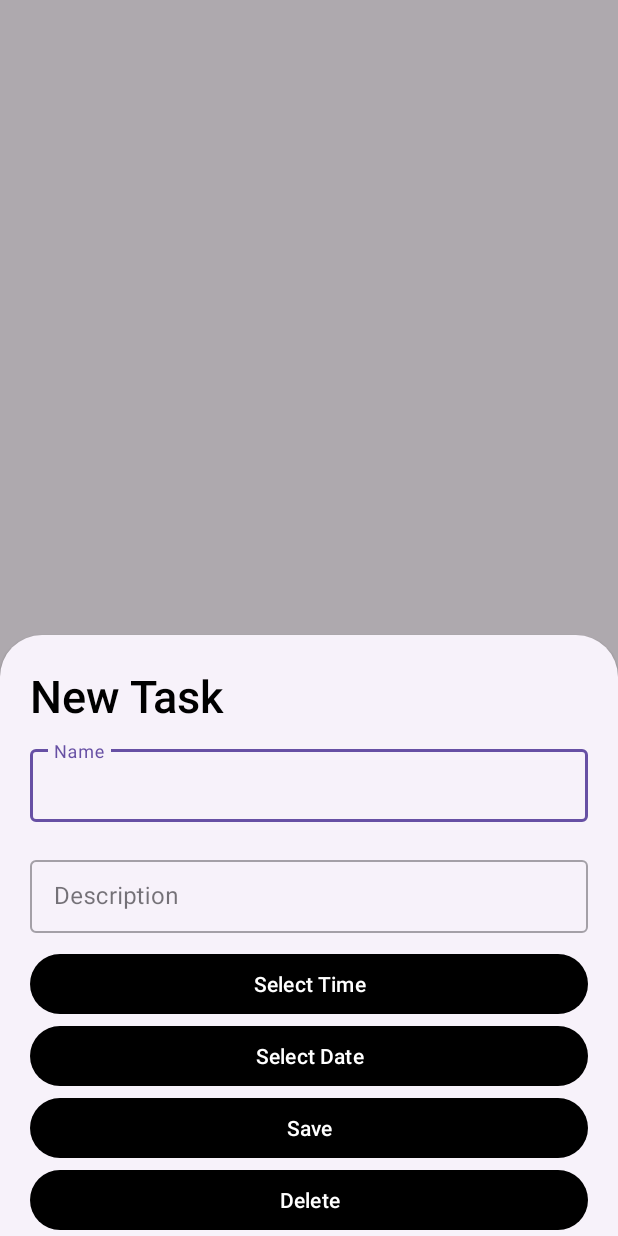
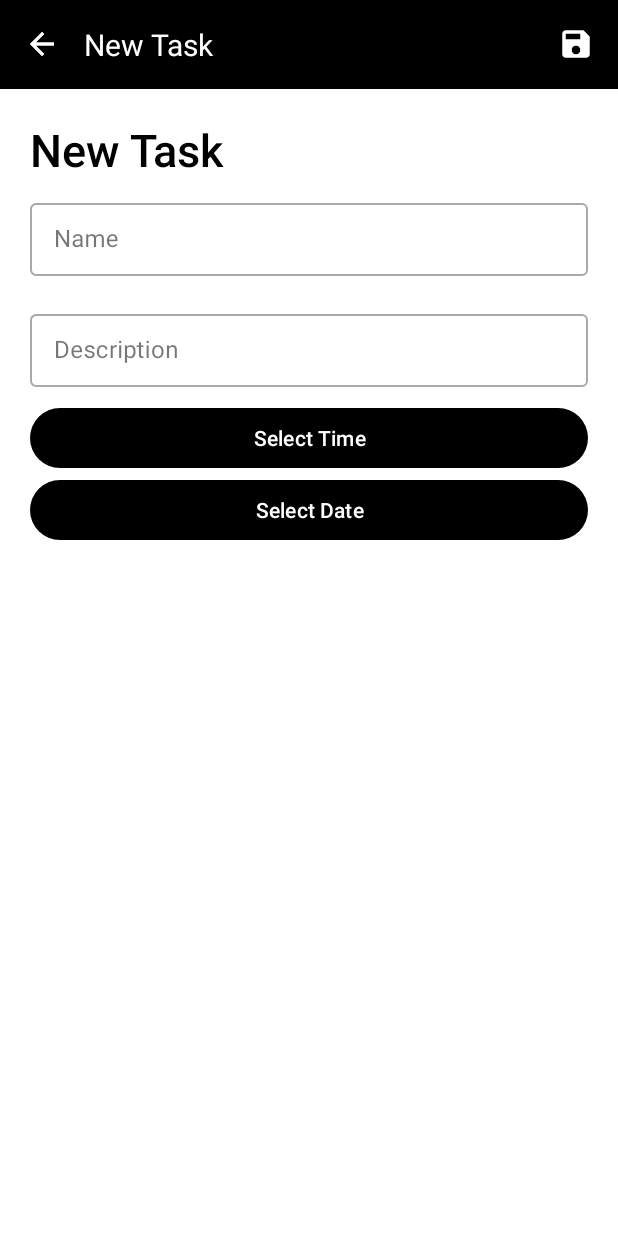
Before and after one commit to FurkanEmreS/ToDoAndroid, an Android app: the screen it shows after launch (MainActivity), after a tap on "New Task", on a phone screen of 412 x 824 dp. Run offline under Robolectric (Android 15) with nearby library versions, the light colour scheme and no system bars; our stand-ins replace Room's generated code, RxJava.

Commit message:
feat: BottomSheetDialog removed , fragment animation added, save and delete buttons changed

```diff
--- a/app/src/main/java/com/xsoftware/todoapppractice/MainActivity.kt
+++ b/app/src/main/java/com/xsoftware/todoapppractice/MainActivity.kt
@@ -19,6 +19,8 @@ import io.reactivex.rxjava3.disposables.CompositeDisposable
 import io.reactivex.rxjava3.schedulers.Schedulers
 import io.reactivex.rxjava3.subjects.PublishSubject
 import android.util.Log
+import android.widget.ImageView
+import android.widget.Toast
 
 class MainActivity : AppCompatActivity() {
     private lateinit var binding: ActivityMainBinding
@@ -34,6 +36,15 @@ class MainActivity : AppCompatActivity() {
         binding = ActivityMainBinding.inflate(layoutInflater)
         setContentView(binding.root)
         createNotificationChannel()
+        var leftIcon :ImageView = findViewById(R.id.left_icon)
+        leftIcon.visibility = View.GONE
+        var rightIcon :ImageView = findViewById(R.id.right_icon)
+        rightIcon.visibility = View.GONE
+
+
+
+
+
         val db = Room.databaseBuilder(applicationContext, TaskDatabase::class.java, "TaskDatabase")
             .fallbackToDestructiveMigration()
             .build()
@@ -59,8 +70,21 @@ class MainActivity : AppCompatActivity() {
         )
 
         binding.newTaskButton.setOnClickListener {
-            val bottomSheet = NewTaskSheet()
-            bottomSheet.show(supportFragmentManager, "newTaskTag")
+            if (supportFragmentManager.findFragmentByTag("newTaskTag") == null) {
+                val fragment = NewTaskSheet()
+                supportFragmentManager.beginTransaction().setCustomAnimations(
+                    R.anim.slide_in_right,
+                    R.anim.slide_out_left,
+                    R.anim.slide_in_left,
+                    R.anim.slide_out_right
+
+                )
+                    .replace(android.R.id.content, fragment, "newTaskTag")
+                    .addToBackStack(null)
+                    .commit()
+            } else {
+                supportFragmentManager.popBackStack()
+            }
         }
 
         compositeDisposable.add(
@@ -120,11 +144,19 @@ class MainActivity : AppCompatActivity() {
     }
 
     private fun showEditTaskSheet(taskItem: TaskItem) {
-        val bottomSheet = NewTaskSheet()
+        val fragment = NewTaskSheet()
         val args = Bundle()
         args.putSerializable("taskItem", taskItem)
-        bottomSheet.arguments = args
-        bottomSheet.show(supportFragmentManager, "editTaskTag")
+        fragment.arguments = args
+        supportFragmentManager.beginTransaction().setCustomAnimations(
+           R.anim.left_slide_in_left,
+            R.anim.left_slide_out_right,
+            R.anim.left_slide_in_right,
+            R.anim.left_slide_out_left
+        )
+            .replace(android.R.id.content, fragment, "editTaskTag")
+            .addToBackStack(null)
+            .commit()
     }
 
     private fun createNotificationChannel() {
@@ -145,4 +177,12 @@ class MainActivity : AppCompatActivity() {
         super.onDestroy()
         compositeDisposable.clear()
     }
+
+    override fun onBackPressed() {
+        if (supportFragmentManager.backStackEntryCount > 0) {
+            supportFragmentManager.popBackStack()
+        } else {
+            super.onBackPressed()
+        }
+    }
 }
--- /dev/null
+++ b/app/src/main/res/anim/left_slide_in_left.xml
@@ -0,0 +1,7 @@
+<?xml version="1.0" encoding="utf-8"?>
+<set xmlns:android="http://schemas.android.com/apk/res/android">
+    <translate
+        android:fromXDelta="-100%"
+        android:toXDelta="0%"
+        android:duration="300"/>
+</set>
--- /dev/null
+++ b/app/src/main/res/anim/left_slide_in_right.xml
@@ -0,0 +1,7 @@
+<?xml version="1.0" encoding="utf-8"?>
+<set xmlns:android="http://schemas.android.com/apk/res/android">
+    <translate
+        android:fromXDelta="100%"
+        android:toXDelta="0%"
+        android:duration="300"/>
+</set>
--- /dev/null
+++ b/app/src/main/res/anim/left_slide_out_left.xml
@@ -0,0 +1,7 @@
+<?xml version="1.0" encoding="utf-8"?>
+<set xmlns:android="http://schemas.android.com/apk/res/android">
+    <translate
+        android:fromXDelta="0%"
+        android:toXDelta="-100%"
+        android:duration="300"/>
+</set>
--- /dev/null
+++ b/app/src/main/res/anim/left_slide_out_right.xml
@@ -0,0 +1,7 @@
+<?xml version="1.0" encoding="utf-8"?>
+<set xmlns:android="http://schemas.android.com/apk/res/android">
+    <translate
+        android:fromXDelta="0%"
+        android:toXDelta="100%"
+        android:duration="300"/>
+</set>
--- /dev/null
+++ b/app/src/main/res/anim/slide_in_left.xml
@@ -0,0 +1,7 @@
+<?xml version="1.0" encoding="utf-8"?>
+<set xmlns:android="http://schemas.android.com/apk/res/android">
+    <translate
+        android:fromXDelta="-100%"
+        android:toXDelta="0%"
+        android:duration="300"/>
+</set>
--- /dev/null
+++ b/app/src/main/res/anim/slide_in_right.xml
@@ -0,0 +1,7 @@
+<?xml version="1.0" encoding="utf-8"?>
+<set xmlns:android="http://schemas.android.com/apk/res/android">
+    <translate
+        android:fromXDelta="100%"
+        android:toXDelta="0%"
+        android:duration="300"/>
+</set>
--- /dev/null
+++ b/app/src/main/res/anim/slide_out_left.xml
@@ -0,0 +1,7 @@
+<?xml version="1.0" encoding="utf-8"?>
+<set xmlns:android="http://schemas.android.com/apk/res/android">
+    <translate
+        android:fromXDelta="0%"
+        android:toXDelta="-100%"
+        android:duration="300"/>
+</set>
--- /dev/null
+++ b/app/src/main/res/anim/slide_out_right.xml
@@ -0,0 +1,7 @@
+<?xml version="1.0" encoding="utf-8"?>
+<set xmlns:android="http://schemas.android.com/apk/res/android">
+    <translate
+        android:fromXDelta="0%"
+        android:toXDelta="100%"
+        android:duration="300"/>
+</set>
--- /dev/null
+++ b/app/src/main/res/drawable/baseline_arrow_back_24.xml
@@ -0,0 +1,5 @@
+<vector xmlns:android="http://schemas.android.com/apk/res/android" android:autoMirrored="true" android:height="24dp" android:tint="#FFFFFF" android:viewportHeight="24" android:viewportWidth="24" android:width="24dp">
+
+    <path android:fillColor="@android:color/white" android:pathData="M20,11H7.83l5.59,-5.59L12,4l-8,8 8,8 1.41,-1.41L7.83,13H20v-2z"/>
+
+</vector>
--- /dev/null
+++ b/app/src/main/res/drawable/baseline_save_24.xml
@@ -0,0 +1,5 @@
+<vector xmlns:android="http://schemas.android.com/apk/res/android" android:height="24dp" android:tint="#FFFFFF" android:viewportHeight="24" android:viewportWidth="24" android:width="24dp">
+
+    <path android:fillColor="@android:color/white" android:pathData="M17,3L5,3c-1.11,0 -2,0.9 -2,2v14c0,1.1 0.89,2 2,2h14c1.1,0 2,-0.9 2,-2L21,7l-4,-4zM12,19c-1.66,0 -3,-1.34 -3,-3s1.34,-3 3,-3 3,1.34 3,3 -1.34,3 -3,3zM15,9L5,9L5,5h10v4z"/>
+
+</vector>
--- a/app/src/main/res/layout/activity_main.xml
+++ b/app/src/main/res/layout/activity_main.xml
@@ -6,11 +6,13 @@
     android:layout_width="match_parent"
     android:layout_height="match_parent"
     tools:context=".MainActivity">
+    <include layout="@layout/toolbar"/>
 
     <androidx.recyclerview.widget.RecyclerView
         android:id="@+id/recyclerView"
         android:layout_width="match_parent"
         android:layout_height="match_parent"
+        android:layout_marginTop="60dp"
         tools:layout_editor_absoluteX="0dp"
         tools:layout_editor_absoluteY="0dp" />
 
--- a/app/src/main/res/layout/fragment_new_task_sheet.xml
+++ b/app/src/main/res/layout/fragment_new_task_sheet.xml
@@ -4,8 +4,11 @@
     xmlns:android="http://schemas.android.com/apk/res/android"
     xmlns:tools="http://schemas.android.com/tools"
     android:layout_width="match_parent"
-    android:layout_height="wrap_content"
+    android:layout_height="match_parent"
+    android:background="@android:color/background_light"
     tools:context=".NewTaskSheet">
+    <include layout="@layout/toolbar"/>
+
 
 
     <TextView
@@ -92,8 +95,4 @@
         android:textColor="@color/white"
         app:backgroundTint="#000000" />
 
-
-
-
-
 </LinearLayout>
--- /dev/null
+++ b/app/src/main/res/layout/toolbar.xml
@@ -0,0 +1,47 @@
+<?xml version="1.0" encoding="utf-8"?>
+<RelativeLayout xmlns:android="http://schemas.android.com/apk/res/android"
+    android:layout_width="match_parent"
+    android:layout_height="wrap_content"
+    android:background="@android:color/black">
+
+    <RelativeLayout
+        android:layout_width="match_parent"
+        android:layout_height="wrap_content"
+        android:padding="16dp">
+        <ImageButton
+            android:layout_width="wrap_content"
+            android:background="@drawable/baseline_arrow_back_24"
+            android:layout_height="wrap_content"
+            android:id="@+id/left_icon"
+            android:layout_centerVertical="true"
+            android:src="@drawable/baseline_arrow_back_24"/>
+        <TextView
+            android:layout_width="wrap_content"
+            android:layout_height="wrap_content"
+            android:id="@+id/toolbarText"
+            android:layout_marginStart="16dp"
+            android:layout_toEndOf="@+id/left_icon"
+            android:layout_centerVertical="true"
+            android:textColor="@color/white"
+            android:textSize="20sp"
+            android:text="ToDo App"
+
+                                               />
+        <ImageButton
+            android:layout_width="wrap_content"
+            android:layout_height="wrap_content"
+            android:id="@+id/right_icon"
+            android:background="@drawable/baseline_save_24"
+            android:layout_alignParentEnd="true"
+            android:layout_centerVertical="true"
+            android:src="@drawable/baseline_save_24"
+            />
+
+
+
+
+
+
+        </RelativeLayout>
+
+</RelativeLayout>
```
Also changed, not shown: app/src/main/java/com/xsoftware/todoapppractice/NewTaskSheet.kt (+102 -3 lines), 1 other file.
